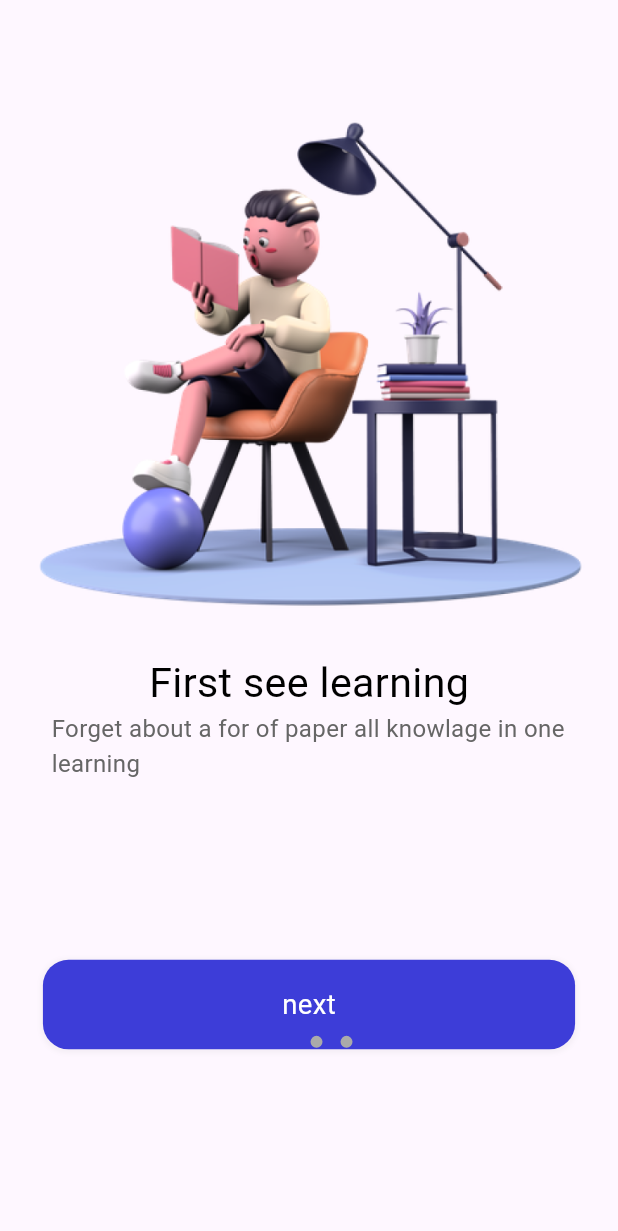
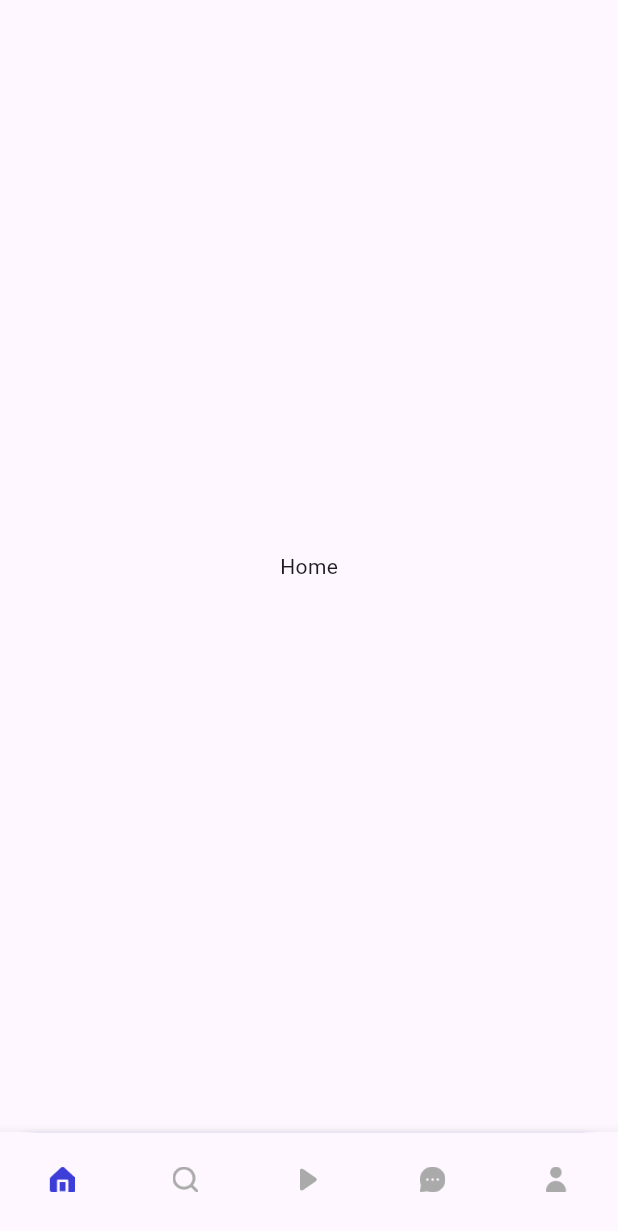
Before and after one commit to AA-237/uLearning_app, a Flutter app: the screen it shows after launch, on a phone screen of 412 x 824 dp. Shown: the top 1231 px of the screen. Run offline on Flutter 3.47's test engine with Material 2 defaults, Android fonts, the phone set to English and light mode, and no system bars; drawn by our look-alikes of dots_indicator; our stand-ins replace cloud_firestore, firebase_auth, firebase_core, flutter_bloc, flutter_screenutil, fluttertoast; accounts and stored records are empty.

Commit message:
Preview of various pages with bottomnavigationBar

```diff
--- a/lib/main.dart
+++ b/lib/main.dart
@@ -6,9 +6,9 @@
 
 import 'package:ulearning_app/pages/bloc_providers.dart';
 
+import 'pages/application/application_page.dart';
 import 'pages/register/register.dart';
 import 'pages/sign_in/sign_in.dart';
-import 'pages/welcome/welcome.dart';
 
 Future<void> main() async {
   WidgetsFlutterBinding.ensureInitialized();
@@ -35,7 +35,7 @@
             colorScheme: ColorScheme.fromSeed(seedColor: Colors.deepPurple),
             useMaterial3: true,
           ),
-          home: const Welcome(),
+          home: const ApplicationPage(),
 
           /// routes for the app
           routes: {
--- /dev/null
+++ b/lib/pages/application/application_page.dart
@@ -0,0 +1,140 @@
+import 'package:flutter/material.dart';
+import 'package:flutter_screenutil/flutter_screenutil.dart';
+
+import '../../common/values/colors.dart';
+import 'application_widget.dart';
+
+class ApplicationPage extends StatefulWidget {
+  const ApplicationPage({super.key});
+
+  @override
+  State<ApplicationPage> createState() => _ApplicationPageState();
+}
+
+class _ApplicationPageState extends State<ApplicationPage> {
+  int _index = 0;
+
+  @override
+  Widget build(BuildContext context) {
+    return Container(
+      color: Colors.white,
+      child: SafeArea(
+        child: Scaffold(
+            body: buildPage(_index),
+            bottomNavigationBar: Container(
+              width: 375.w,
+              height: 58.h,
+              decoration: BoxDecoration(
+                color: AppColors.primaryElement,
+                borderRadius: BorderRadius.only(
+                  topLeft: Radius.circular(20.h),
+                  topRight: Radius.circular(20.h),
+                ),
+                boxShadow: [
+                  BoxShadow(
+                      color: Colors.grey.withOpacity(0.1),
+                      spreadRadius: 1,
+                      blurRadius: 1),
+                ],
+              ),
+              child: BottomNavigationBar(
+                currentIndex: _index,
+                // ontap that helpd us navigate between different screens
+                onTap: (value) {
+                  setState(() {
+                    _index = value;
+                  });
+                },
+                type: BottomNavigationBarType.fixed,
+                showSelectedLabels: false,
+                showUnselectedLabels: false,
+                selectedItemColor: AppColors.primaryElement,
+                unselectedItemColor: AppColors.primaryFourthElementText,
+                items: [
+                  BottomNavigationBarItem(
+                    label: "home",
+                    icon: SizedBox(
+                      width: 15.w,
+                      height: 15.w,
+                      child: Image.asset("assets/icons/home.png"),
+                    ),
+                    activeIcon: SizedBox(
+                      width: 15.w,
+                      height: 15.w,
+                      child: Image.asset(
+                        "assets/icons/home.png",
+                        color: AppColors.primaryElement,
+                      ),
+                    ),
+                  ),
+                  BottomNavigationBarItem(
+                    label: "search",
+                    icon: SizedBox(
+                      width: 15.w,
+                      height: 15.w,
+                      child: Image.asset("assets/icons/search2.png"),
+                    ),
+                    activeIcon: SizedBox(
+                      width: 15.w,
+                      height: 15.w,
+                      child: Image.asset(
+                        "assets/icons/search2.png",
+                        color: AppColors.primaryElement,
+                      ),
+                    ),
+                  ),
+                  BottomNavigationBarItem(
+                    label: "course",
+                    icon: SizedBox(
+                      width: 15.w,
+                      height: 15.w,
+                      child: Image.asset("assets/icons/play-circle1.png"),
+                    ),
+                    activeIcon: SizedBox(
+                      width: 15.w,
+                      height: 15.w,
+                      child: Image.asset(
+                        "assets/icons/play-circle1.png",
+                        color: AppColors.primaryElement,
+                      ),
+                    ),
+                  ),
+                  BottomNavigationBarItem(
+                    label: "chat",
+                    icon: SizedBox(
+                      width: 15.w,
+                      height: 15.w,
+                      child: Image.asset("assets/icons/message-circle.png"),
+                    ),
+                    activeIcon: SizedBox(
+                      width: 15.w,
+                      height: 15.w,
+                      child: Image.asset(
+                        "assets/icons/message-circle.png",
+                        color: AppColors.primaryElement,
+                      ),
+                    ),
+                  ),
+                  BottomNavigationBarItem(
+                    label: "profile",
+                    icon: SizedBox(
+                      width: 15.w,
+                      height: 15.w,
+                      child: Image.asset("assets/icons/person2.png"),
+                    ),
+                    activeIcon: SizedBox(
+                      width: 15.w,
+                      height: 15.w,
+                      child: Image.asset(
+                        "assets/icons/person2.png",
+                        color: AppColors.primaryElement,
+                      ),
+                    ),
+                  ),
+                ],
+              ),
+            )),
+      ),
+    );
+  }
+}
--- /dev/null
+++ b/lib/pages/application/application_widget.dart
@@ -0,0 +1,13 @@
+import 'package:flutter/material.dart';
+
+Widget buildPage(int index) {
+  List<Widget> _widgets = [
+    Center(child: Text("Home")),
+    Center(child: Text("Search")),
+    Center(child: Text("Course")),
+    Center(child: Text("Chat")),
+    Center(child: Text("Profile")),
+  ];
+
+  return _widgets[index];
+}
```
Also changed, not shown: lib/pages/common_widgets.dart (+6 -2 lines), lib/pages/sign_in/widgets/sign_in_widget.dart (+201 -201 lines).
